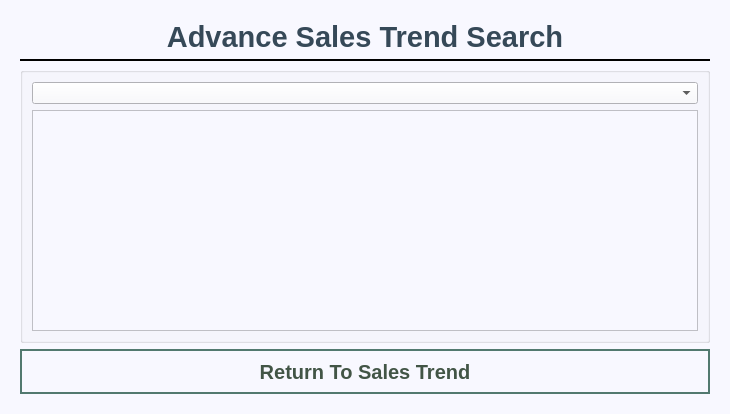
The window that Order66Inventory/saletrends.ui (josephtrandev/COMS4103_Project) describes before a commit, drawn with Qt 5.
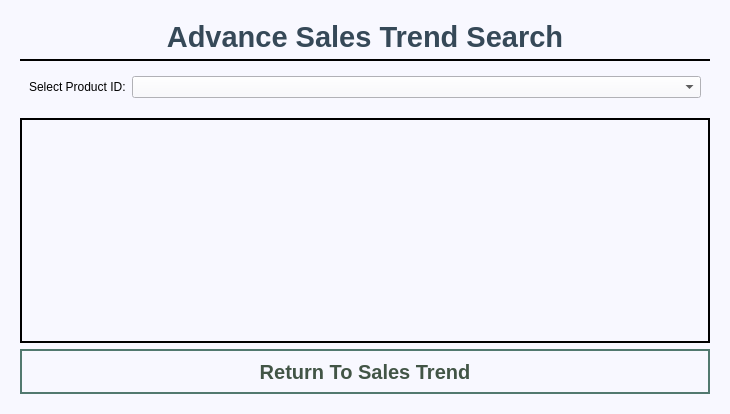
The same window after the commit. The open tabs and pages were chosen to show the change.

Commit message: sales trend adv serch ready

Patch:
```diff
--- a/Order66Inventory/saletrends.ui
+++ b/Order66Inventory/saletrends.ui
@@ -205,6 +205,22 @@
      </widget>
      <widget class="QWidget" name="page_2">
       <layout class="QGridLayout" name="gridLayout_3">
+       <item row="3" column="0">
+        <widget class="QTableView" name="advSalesTrendTB">
+         <property name="styleSheet">
+          <string notr="true">QTableView {
+	border: 2px solid black;
+	background-color: #F8F8FF;
+}
+
+QHeaderView{
+	font-size: 14px;
+	font-weight: bold;
+	background-color: #C8C8C8;
+}</string>
+         </property>
+        </widget>
+       </item>
        <item row="0" column="0">
         <widget class="QLabel" name="label_3">
          <property name="maximumSize">
@@ -228,7 +244,7 @@
          </property>
         </widget>
        </item>
-       <item row="2" column="0">
+       <item row="4" column="0">
         <widget class="QPushButton" name="rtnToSaleTrend">
          <property name="minimumSize">
           <size>
@@ -260,17 +276,34 @@
          </property>
         </widget>
        </item>
-       <item row="1" column="0">
+       <item row="2" column="0">
         <widget class="QGroupBox" name="groupBox_2">
+         <property name="styleSheet">
+          <string notr="true">QGroupBox{
+	Border:none;
+	margin-bottom: 5px;
+}</string>
+         </property>
          <property name="title">
           <string/>
          </property>
-         <layout class="QVBoxLayout" name="verticalLayout">
-          <item>
-           <widget class="QComboBox" name="secProductId"/>
+         <layout class="QFormLayout" name="formLayout_2">
+          <item row="0" column="0">
+           <widget class="QLabel" name="label_4">
+            <property name="styleSheet">
+             <string notr="true">font: 12pt &quot;Nirmala UI&quot;;</string>
+            </property>
+            <property name="text">
+             <string>Select Product ID:</string>
+            </property>
+           </widget>
           </item>
-          <item>
-           <widget class="QTableView" name="advSalesTrendTB"/>
+          <item row="0" column="1">
+           <widget class="QComboBox" name="secProductId">
+            <property name="styleSheet">
+             <string notr="true">font: 12pt &quot;Nirmala UI&quot;;</string>
+            </property>
+           </widget>
           </item>
          </layout>
         </widget>
```
The commit also changes 7 other files.
